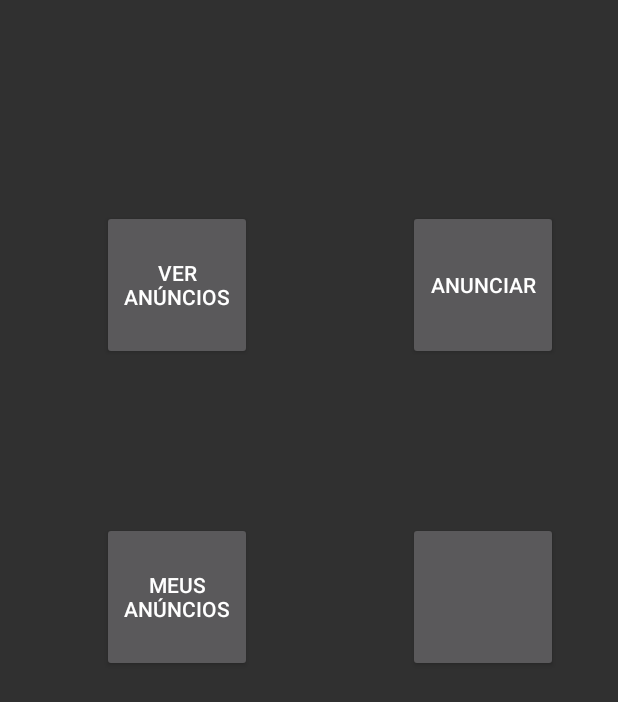
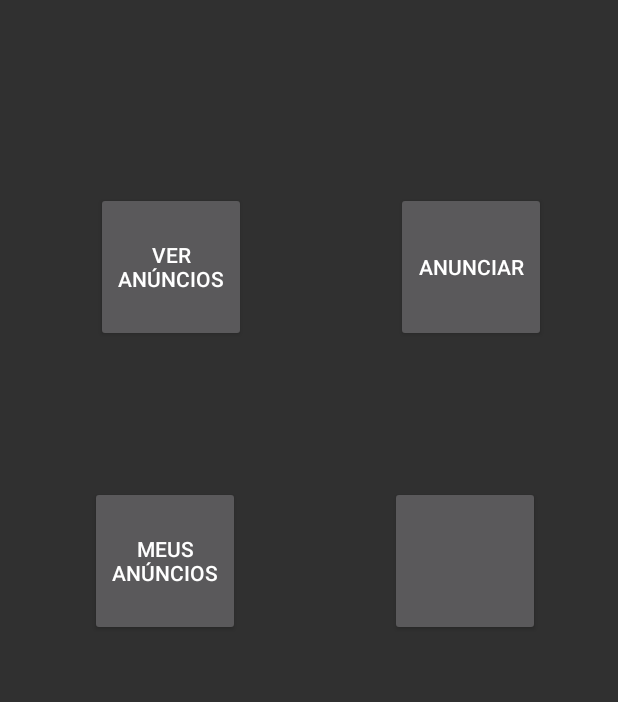
Before and after one commit to ThomDumont/Projeto-ChopinList, an Android app: the MenuActivity screen opened directly, with no data from a screen before it, on a phone screen of 412 x 824 dp. Shown: the top 702 px of the screen. Run offline under Robolectric (Android 15) with nearby library versions, the phone set to English and light mode, and no system bars.

Commit message:
login funcionando
terminando menu

```diff
--- a/appChopinsList/app/src/main/java/app/chopinslist/Config.java
+++ /dev/null
@@ -1,4 +0,0 @@
-package app.chopinslist;
-
-public class Config {
-}
--- a/appChopinsList/app/src/main/java/app/chopinslist/MenuActivity.java
+++ b/appChopinsList/app/src/main/java/app/chopinslist/MenuActivity.java
@@ -30,17 +30,25 @@ public class MenuActivity extends AppCompatActivity {
         btn_vAnuncios.setOnClickListener(new View.OnClickListener() {
             @Override
             public void onClick(View v) {
-                Intent it = new Intent(MenuActivity.this, Anuncio.class);
+                Intent it = new Intent(MenuActivity.this, vAnunciosActivity.class);
                 startActivity(it);
             }
         });
 
-        btn_config.setOnClickListener(new View.OnClickListener() {
+     /*   btn_config.setOnClickListener(new View.OnClickListener() {
             @Override
             public void onClick(View v) {
                 Intent it = new Intent(MenuActivity.this, Config.class);
                 startActivity(it);
             }
+        });*/
+
+        btn_mAnuncios.setOnClickListener(new View.OnClickListener() {
+            @Override
+            public void onClick(View v) {
+                Intent it = new Intent(MenuActivity.this, mAnunciosActivity.class);
+                startActivity(it);
+            }
         });
     }
 }
--- a/appChopinsList/app/src/main/res/layout/activity_lista_anuncios.xml
+++ /dev/null
@@ -1,6 +0,0 @@
-<?xml version="1.0" encoding="utf-8"?>
-<android.support.constraint.ConstraintLayout
-    xmlns:android="http://schemas.android.com/apk/res/android" android:layout_width="match_parent"
-    android:layout_height="match_parent">
-
-</android.support.constraint.ConstraintLayout>
--- a/appChopinsList/app/src/main/res/layout/activity_menu.xml
+++ b/appChopinsList/app/src/main/res/layout/activity_menu.xml
@@ -10,9 +10,9 @@
         android:id="@+id/btn_anunciar"
         android:layout_width="100dp"
         android:layout_height="100dp"
-        android:layout_marginTop="140dp"
-        android:layout_marginEnd="40dp"
-        android:layout_marginRight="40dp"
+        android:layout_marginTop="128dp"
+        android:layout_marginEnd="48dp"
+        android:layout_marginRight="48dp"
         android:text="@string/btn_anunciar"
         app:layout_constraintEnd_toEndOf="parent"
         app:layout_constraintTop_toTopOf="parent" />
@@ -21,8 +21,8 @@
         android:id="@+id/btn_vAnuncios"
         android:layout_width="100dp"
         android:layout_height="100dp"
-        android:layout_marginEnd="104dp"
-        android:layout_marginRight="104dp"
+        android:layout_marginEnd="100dp"
+        android:layout_marginRight="100dp"
         android:text="@string/btn_todosAnuncios"
         app:layout_constraintBottom_toBottomOf="@+id/btn_anunciar"
         app:layout_constraintEnd_toStartOf="@+id/btn_anunciar"
@@ -33,8 +33,8 @@
         android:id="@+id/btn_mAnuncios"
         android:layout_width="100dp"
         android:layout_height="100dp"
-        android:layout_marginEnd="104dp"
-        android:layout_marginRight="104dp"
+        android:layout_marginEnd="100dp"
+        android:layout_marginRight="100dp"
         android:text="@string/btn_mAnuncios"
         app:layout_constraintBottom_toBottomOf="@+id/btn_config"
         app:layout_constraintEnd_toStartOf="@+id/btn_config"
@@ -45,7 +45,9 @@
         android:id="@+id/btn_config"
         android:layout_width="100dp"
         android:layout_height="100dp"
-        android:layout_marginTop="108dp"
+        android:layout_marginTop="96dp"
+        android:layout_marginEnd="4dp"
+        android:layout_marginRight="4dp"
         android:text=""
         app:layout_constraintEnd_toEndOf="@+id/btn_anunciar"
         app:layout_constraintTop_toBottomOf="@+id/btn_anunciar" />
```
Also changed, not shown: appChopinsList/app/src/main/AndroidManifest.xml (+6 -2 lines), appChopinsList/app/src/main/java/app/chopinslist/Anuncio.java (deleted, +0 -27 lines), appChopinsList/app/src/main/java/app/chopinslist/helper/dbHelper.java (+4 -4 lines), appChopinsList/app/src/main/java/app/chopinslist/mAnunciosActivity.java (added, +13 -0 lines), appChopinsList/app/src/main/java/app/chopinslist/vAnunciosActivity.java (added, +13 -0 lines), appChopinsList/app/src/main/res/layout/activity_m_anuncios.xml (added, +9 -0 lines), appChopinsList/app/src/main/res/layout/activity_v_anuncios.xml (added, +9 -0 lines).
